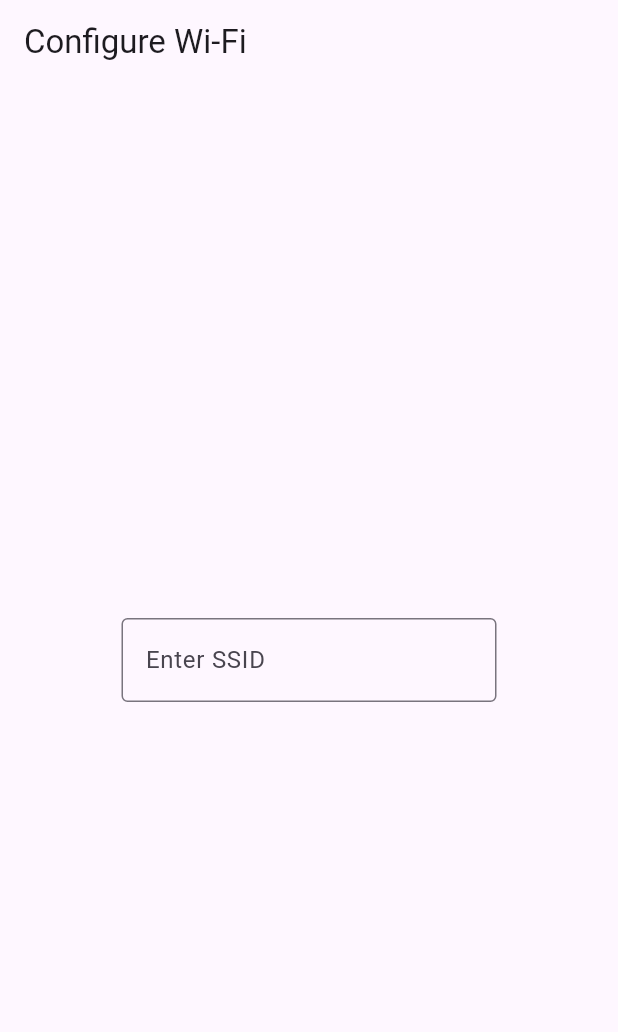
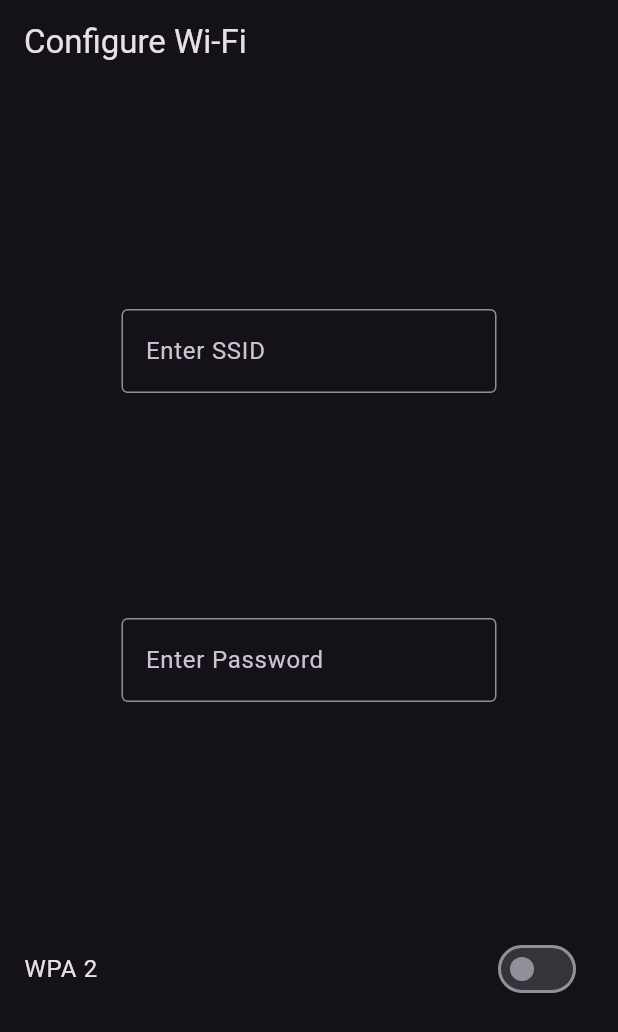
Before and after one commit to grittypuffy/netman, a Flutter app: the screen it shows after launch, on a phone screen of 412 x 824 dp. Shown: the top 1032 px of the screen. Run offline on Flutter 3.47's test engine with Material 2 defaults, Android fonts, the phone set to English and light mode, and no system bars; our stand-ins replace qr_flutter.

Commit message:
Added support for Wifi-SSID, Password and WPA2 Toggle

```diff
--- a/lib/main.dart
+++ b/lib/main.dart
@@ -1,5 +1,5 @@
 import 'package:flutter/material.dart';
-import 'qr/qr_generator.dart';
+import 'wifi/configure_settings.dart';
 
 class App extends StatelessWidget {
   const App({super.key});
@@ -15,43 +15,16 @@ class HomePage extends StatelessWidget {
   Widget build(BuildContext context) {
    return MaterialApp(
      title: 'NetMan',
-     theme: ThemeData(
+     theme : ThemeData(
           primarySwatch: Colors.lightBlue,
-          brightness: Brightness.light,
+          brightness: Brightness.dark,
           useMaterial3: true,
         ),
+     themeMode: ThemeMode.dark,
      debugShowCheckedModeBanner: false,
      home: const ConfigureWiFi(),
    );
  }
 }
 
-//Configuration of Wi-Fi
-
-class ConfigureSettings extends StatefulWidget{
-  const ConfigureSettings({super.key});
-}
-
-class ConfigureWiFi extends StatelessWidget{
-  const ConfigureWiFi({super.key});
-  @override
-  Widget build(BuildContext context){
-    return Scaffold(appBar: AppBar(
-        title: const Text('Configure Wi-Fi')),
-        body: const Center(
-            child: SizedBox(width: 250,
-            child: TextField(
-              decoration: InputDecoration(
-              border: OutlineInputBorder(),
-              labelText: 'Enter SSID'),
-          ),
-        ),
-      ),
-    );
-  }
-}
-
-
-void main(){
-  runApp(const App());
-}
+void main() => runApp(const App());
--- /dev/null
+++ b/lib/wifi/configure_settings.dart
@@ -0,0 +1,10 @@
+import 'package:flutter/material.dart';
+import 'widget/configure_settings.dart';
+
+class ConfigureWiFi extends StatelessWidget{
+  const ConfigureWiFi({super.key});
+  @override
+  Widget build(BuildContext context){
+    return ConfigureWiFiWidget();
+  }
+}
--- /dev/null
+++ b/lib/wifi/widget/configure_settings.dart
@@ -0,0 +1,80 @@
+import 'package:flutter/material.dart';
+
+class ConfigureWiFiWidget extends StatelessWidget{
+  const ConfigureWiFiWidget({super.key});
+  @override
+  Widget build(BuildContext context){
+    return Scaffold(
+      appBar: AppBar(
+      title: const TitleText()),
+      body: const BodySettings(),
+    );
+  }
+}
+
+class TitleText extends StatelessWidget{
+  const TitleText({super.key});
+  @override
+  Widget build(BuildContext context){
+    return const Text('Configure Wi-Fi');
+  }
+}
+
+
+class BodySettings extends StatelessWidget{
+  const BodySettings({super.key});
+  @override
+  Widget build(BuildContext context){
+    return const Center(
+      child: Column(
+        mainAxisAlignment: MainAxisAlignment.spaceEvenly,
+        crossAxisAlignment: CrossAxisAlignment.center,
+        children: [
+          SizedBox(
+            width: 250,
+            child: TextField(
+              decoration: InputDecoration(
+                border: OutlineInputBorder(),
+                labelText: 'Enter SSID'
+              ),
+            ),
+          ),
+          SizedBox(
+            width: 250,
+            child: TextField(
+              obscureText: true,
+              decoration: InputDecoration(
+                border: OutlineInputBorder(),
+                labelText: 'Enter Password',
+              ),
+            ),
+          ),
+          WPA2Toggle(),
+        ],
+      ),
+    );
+  }
+}
+
+class WPA2Toggle extends StatefulWidget{
+  const WPA2Toggle({super.key});
+  @override
+  State<WPA2Toggle> createState() => _WPA2ToggleState();
+}
+
+class _WPA2ToggleState extends State<WPA2Toggle>{
+  bool _wpa2 = false;
+  @override
+  Widget build(BuildContext context){
+    return SwitchListTile(
+      title: const Text('WPA 2'),
+      value: _wpa2,
+      onChanged: (bool value) {
+       setState(() {
+           _wpa2 = value;
+         }
+       );
+      }
+    );
+  }
+}
```
